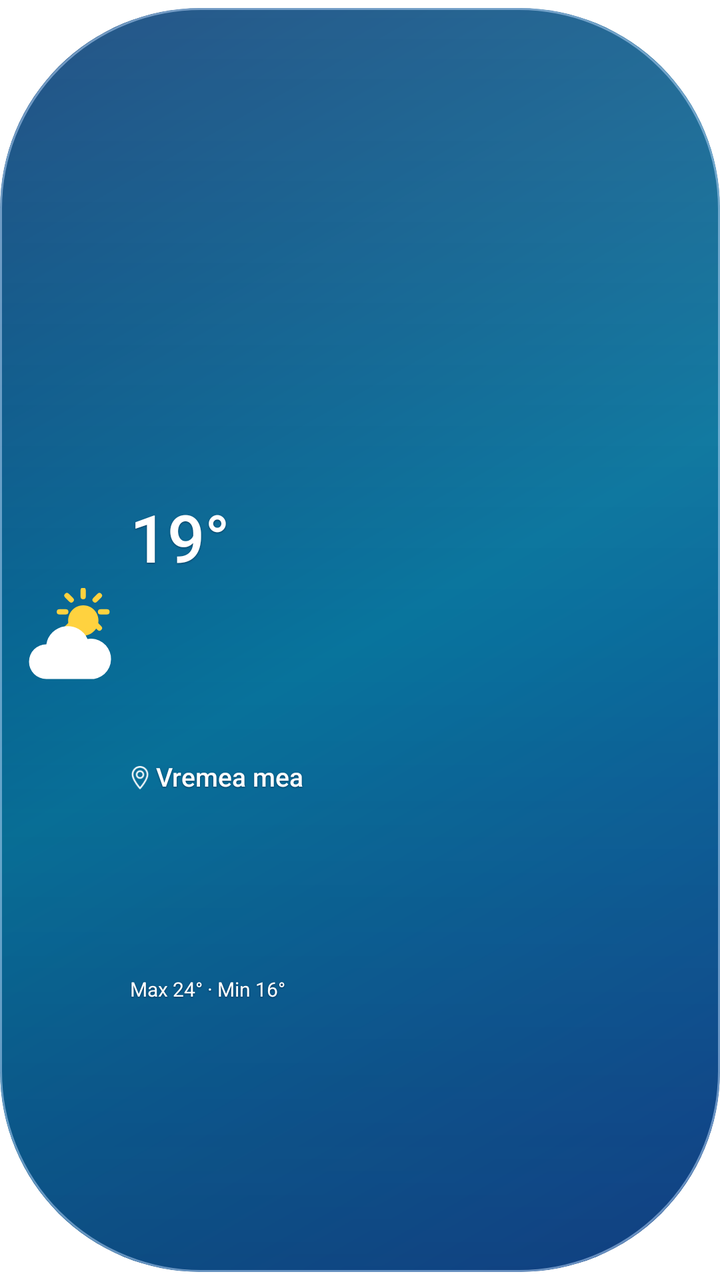
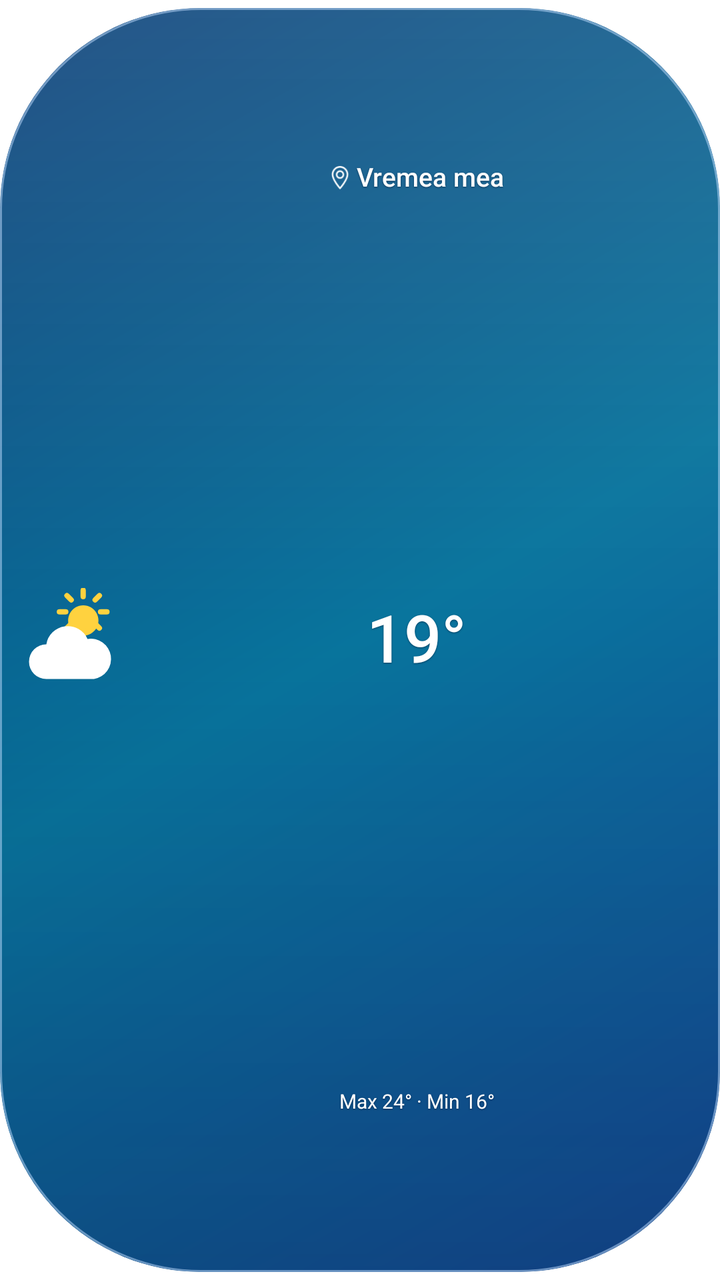

Screens rendered from an Android XML layout before and after an edit, with the pre-edit source and the edit as a unified diff.
<!-- AndroidManifest.xml: application theme android:Theme.Translucent.NoTitleBar -->
<!-- res/layout/widget_capsule.xml -->
<?xml version='1.0' encoding='utf-8'?>
<FrameLayout xmlns:android="http://schemas.android.com/apk/res/android" android:layout_width="match_parent" android:layout_height="match_parent">
    <LinearLayout android:id="@+id/capsule_root" android:layout_width="match_parent" android:layout_height="match_parent" android:background="@drawable/widget_capsule_day" android:clipToOutline="true" android:orientation="horizontal" android:baselineAligned="false" android:gravity="center_vertical" android:padding="8dp" android:layout_marginTop="4dp" android:layout_marginBottom="4dp">
        <ImageView android:id="@+id/capsule_icon" android:layout_width="52dp" android:layout_height="match_parent" android:layout_marginEnd="5dp" android:scaleType="fitCenter" android:src="@drawable/ic_w_partial" android:importantForAccessibility="no" />
        <LinearLayout android:layout_width="0dp" android:layout_height="match_parent" android:layout_weight="1" android:orientation="vertical" android:gravity="center_vertical">
            <TextView android:id="@+id/capsule_temp" android:layout_width="match_parent" android:layout_height="0dp" android:layout_weight="1.6" android:gravity="bottom" android:includeFontPadding="false" android:maxLines="1" android:fontFamily="sans-serif-medium" android:text="19°" android:textColor="#FFFFFFFF" android:textSize="33sp" android:autoSizeTextType="uniform" android:autoSizeMinTextSize="6sp" android:autoSizeMaxTextSize="33sp" android:autoSizeStepGranularity="1sp" android:shadowColor="#80010A22" android:shadowDy="1" android:shadowRadius="1.5" />
            <TextView android:id="@+id/capsule_oras" android:layout_width="match_parent" android:layout_height="0dp" android:layout_weight="1.15" android:gravity="center_vertical" android:includeFontPadding="false" android:drawableStart="@drawable/ic_capsule_location" android:drawablePadding="3dp" android:fontFamily="sans-serif-medium" android:text="@string/widget_preview_city" android:maxLines="2" android:ellipsize="end" android:textColor="#FFFFFFFF" android:textSize="13sp" android:autoSizeTextType="uniform" android:autoSizeMinTextSize="4sp" android:autoSizeMaxTextSize="13sp" android:autoSizeStepGranularity="1sp" android:shadowColor="#80010A22" android:shadowDy="1" android:shadowRadius="1.5" />
            <TextView android:id="@+id/capsule_maxmin" android:layout_width="match_parent" android:layout_height="0dp" android:layout_weight="0.8" android:gravity="top" android:includeFontPadding="false" android:maxLines="1" android:fontFamily="sans-serif" android:text="@string/widget_capsule_preview_range" android:textSize="10sp" android:textColor="#FFFFFFFF" android:ellipsize="end" android:autoSizeTextType="uniform" android:autoSizeMinTextSize="6sp" android:autoSizeMaxTextSize="10sp" android:autoSizeStepGranularity="1sp" android:visibility="visible" android:shadowColor="#80010A22" android:shadowDy="1" android:shadowRadius="1.5" />
        </LinearLayout>
    </LinearLayout>
</FrameLayout>
<!-- resources referenced by this layout -->
<resources>
  <!-- drawable ic_capsule_location (drawable) -->
  <vector xmlns:android="http://schemas.android.com/apk/res/android"
      android:width="10dp" android:height="12dp" android:viewportWidth="24" android:viewportHeight="28">
      <path android:fillColor="#00000000" android:strokeColor="#F5FFFFFF" android:strokeWidth="2"
          android:strokeLineCap="round" android:strokeLineJoin="round"
          android:pathData="M12,26C12,26 3,16 3,10A9,9 0,0 1,21,10C21,16 12,26 12,26ZM12,6A4,4 0,1 0,12,14A4,4 0,1 0,12,6" />
  </vector>
  <!-- drawable ic_w_partial (drawable) -->
  <vector xmlns:android="http://schemas.android.com/apk/res/android"
      android:width="48dp" android:height="48dp" android:viewportWidth="48" android:viewportHeight="48">
      <path android:fillColor="#FFD23F" android:pathData="M31,8a7,7 0 1,0 0.1,0z"/>
      <path android:strokeColor="#FFD23F" android:strokeWidth="2.4" android:strokeLineCap="round"
          android:pathData="M31,1v3 M31,19v3 M20,11h3 M39,11h3 M23.5,3.5l2,2 M36.5,16.5l2,2 M38.5,3.5l-2,2 M25.5,16.5l-2,2"/>
      <path android:fillColor="#FFFFFF"
          android:pathData="M14,42a8,8 0 0,1 0,-16 10,10 0 0,1 19,-2.5 8,8 0 0,1 3,18.5z"/>
  </vector>
  <!-- drawable widget_capsule_day (drawable) -->
  <?xml version='1.0' encoding='utf-8'?>
  <layer-list xmlns:android="http://schemas.android.com/apk/res/android">
      <item>
          <shape>
              <corners android:radius="100dp" />
              <gradient android:angle="315" android:startColor="#073C76" android:centerColor="#08749D" android:endColor="#164C9A" />
          </shape>
      </item>
      <item>
          <shape>
              <corners android:radius="100dp" />
              <gradient android:angle="270" android:startColor="#1FFFFFFF" android:centerColor="#00FFFFFF" android:endColor="#35000925" />
          </shape>
      </item>
      <item>
          <shape>
              <corners android:radius="100dp" />
              <stroke android:width="1dp" android:color="#80C1DDFF" />
          </shape>
      </item>
  </layer-list>
  <string name="widget_capsule_preview_range">Max 24° · Min 16°</string>
  <string name="widget_preview_city">Vremea mea</string>
</resources>

<!-- the commit's change to res/layout/widget_capsule.xml (unified diff, before → after) -->
@@ -3,9 +3,9 @@
     <LinearLayout android:id="@+id/capsule_root" android:layout_width="match_parent" android:layout_height="match_parent" android:background="@drawable/widget_capsule_day" android:clipToOutline="true" android:orientation="horizontal" android:baselineAligned="false" android:gravity="center_vertical" android:padding="8dp" android:layout_marginTop="4dp" android:layout_marginBottom="4dp">
         <ImageView android:id="@+id/capsule_icon" android:layout_width="52dp" android:layout_height="match_parent" android:layout_marginEnd="5dp" android:scaleType="fitCenter" android:src="@drawable/ic_w_partial" android:importantForAccessibility="no" />
         <LinearLayout android:layout_width="0dp" android:layout_height="match_parent" android:layout_weight="1" android:orientation="vertical" android:gravity="center_vertical">
-            <TextView android:id="@+id/capsule_temp" android:layout_width="match_parent" android:layout_height="0dp" android:layout_weight="1.6" android:gravity="bottom" android:includeFontPadding="false" android:maxLines="1" android:fontFamily="sans-serif-medium" android:text="19°" android:textColor="#FFFFFFFF" android:textSize="33sp" android:autoSizeTextType="uniform" android:autoSizeMinTextSize="6sp" android:autoSizeMaxTextSize="33sp" android:autoSizeStepGranularity="1sp" android:shadowColor="#80010A22" android:shadowDy="1" android:shadowRadius="1.5" />
-            <TextView android:id="@+id/capsule_oras" android:layout_width="match_parent" android:layout_height="0dp" android:layout_weight="1.15" android:gravity="center_vertical" android:includeFontPadding="false" android:drawableStart="@drawable/ic_capsule_location" android:drawablePadding="3dp" android:fontFamily="sans-serif-medium" android:text="@string/widget_preview_city" android:maxLines="2" android:ellipsize="end" android:textColor="#FFFFFFFF" android:textSize="13sp" android:autoSizeTextType="uniform" android:autoSizeMinTextSize="4sp" android:autoSizeMaxTextSize="13sp" android:autoSizeStepGranularity="1sp" android:shadowColor="#80010A22" android:shadowDy="1" android:shadowRadius="1.5" />
-            <TextView android:id="@+id/capsule_maxmin" android:layout_width="match_parent" android:layout_height="0dp" android:layout_weight="0.8" android:gravity="top" android:includeFontPadding="false" android:maxLines="1" android:fontFamily="sans-serif" android:text="@string/widget_capsule_preview_range" android:textSize="10sp" android:textColor="#FFFFFFFF" android:ellipsize="end" android:autoSizeTextType="uniform" android:autoSizeMinTextSize="6sp" android:autoSizeMaxTextSize="10sp" android:autoSizeStepGranularity="1sp" android:visibility="visible" android:shadowColor="#80010A22" android:shadowDy="1" android:shadowRadius="1.5" />
+            <TextView android:id="@+id/capsule_oras" android:layout_width="wrap_content" android:layout_height="0dp" android:layout_weight="1" android:gravity="center" android:includeFontPadding="false" android:drawableStart="@drawable/ic_capsule_location" android:drawablePadding="3dp" android:fontFamily="sans-serif-medium" android:text="@string/widget_preview_city" android:maxLines="2" android:ellipsize="end" android:textColor="#FFFFFFFF" android:textSize="13sp" android:autoSizeTextType="uniform" android:autoSizeMinTextSize="3sp" android:autoSizeMaxTextSize="13sp" android:autoSizeStepGranularity="1sp" android:shadowColor="#80010A22" android:shadowDy="1" android:shadowRadius="1.5" android:layout_gravity="center_horizontal" />
+            <TextView android:id="@+id/capsule_temp" android:layout_width="match_parent" android:layout_height="0dp" android:layout_weight="2" android:gravity="center" android:includeFontPadding="false" android:maxLines="1" android:fontFamily="sans-serif-medium" android:text="19°" android:textColor="#FFFFFFFF" android:textSize="33sp" android:autoSizeTextType="uniform" android:autoSizeMinTextSize="6sp" android:autoSizeMaxTextSize="33sp" android:autoSizeStepGranularity="1sp" android:shadowColor="#80010A22" android:shadowDy="1" android:shadowRadius="1.5" />
+            <TextView android:id="@+id/capsule_maxmin" android:layout_width="match_parent" android:layout_height="0dp" android:layout_weight="1" android:gravity="center" android:includeFontPadding="false" android:maxLines="1" android:fontFamily="sans-serif" android:text="@string/widget_capsule_preview_range" android:textSize="10sp" android:textColor="#FFFFFFFF" android:ellipsize="end" android:autoSizeTextType="uniform" android:autoSizeMinTextSize="4sp" android:autoSizeMaxTextSize="10sp" android:autoSizeStepGranularity="1sp" android:visibility="visible" android:shadowColor="#80010A22" android:shadowDy="1" android:shadowRadius="1.5" />
         </LinearLayout>
     </LinearLayout>
 </FrameLayout>
